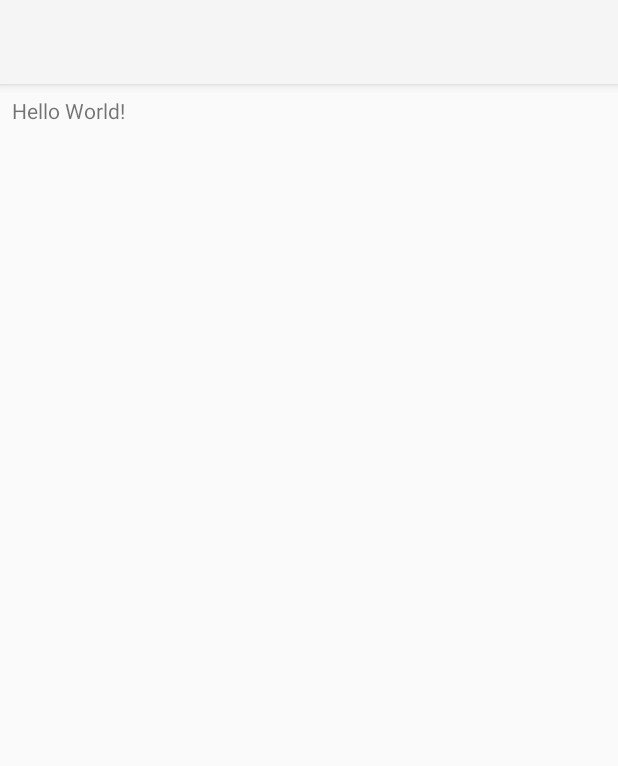
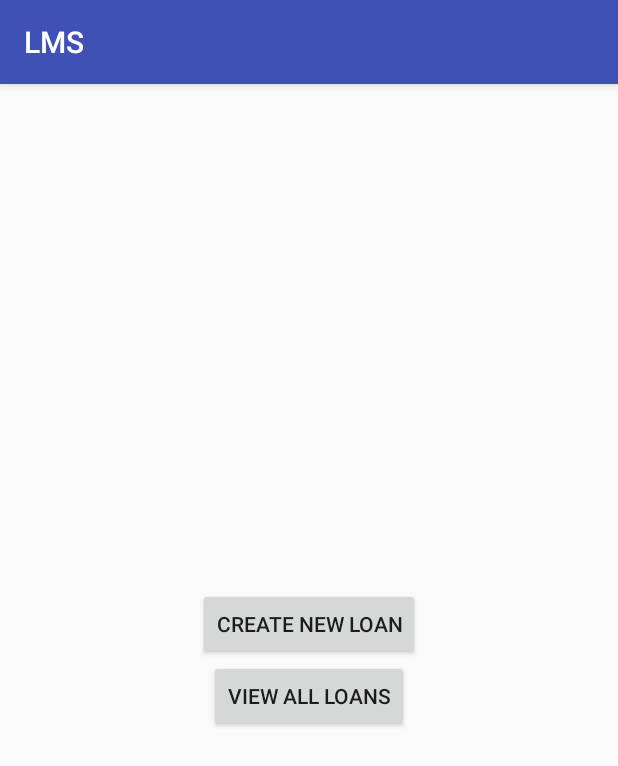
Before and after one commit to rameshzce/LMS-Android, an Android app: the screen it shows after launch (MainActivity), on a phone screen of 412 x 824 dp. Shown: the top 766 px of the screen. Run offline under Robolectric (Android 15) with nearby library versions, the phone set to English and light mode, and no system bars.

Commit message:
new pages

```diff
--- a/app/src/main/AndroidManifest.xml
+++ b/app/src/main/AndroidManifest.xml
@@ -15,6 +15,8 @@
                 <category android:name="android.intent.category.LAUNCHER" />
             </intent-filter>
         </activity>
+        <activity android:name=".CreateLoanActivity" />
+        <activity android:name=".ViewAllLoansActivity"></activity>
     </application>
 
 </manifest>
--- a/app/src/main/res/layout/activity_main.xml
+++ b/app/src/main/res/layout/activity_main.xml
@@ -1,5 +1,5 @@
 <?xml version="1.0" encoding="utf-8"?>
-<RelativeLayout xmlns:android="http://schemas.android.com/apk/res/android"
+<LinearLayout xmlns:android="http://schemas.android.com/apk/res/android"
     xmlns:tools="http://schemas.android.com/tools"
     android:layout_width="match_parent"
     android:layout_height="match_parent"
@@ -7,10 +7,21 @@
     android:paddingLeft="@dimen/activity_horizontal_margin"
     android:paddingRight="@dimen/activity_horizontal_margin"
     android:paddingTop="@dimen/activity_vertical_margin"
+    android:gravity="center"
+    android:orientation="vertical"
     tools:context="com.tokkalo.lms.MainActivity">
 
-    <TextView
+    <Button
+        android:id="@+id/create_loan"
         android:layout_width="wrap_content"
         android:layout_height="wrap_content"
-        android:text="Hello World!" />
-</RelativeLayout>
+        android:onClick="createNewLoan"
+        android:text="@string/create_loan" />
+
+    <Button
+        android:id="@+id/view_loan"
+        android:layout_width="wrap_content"
+        android:layout_height="wrap_content"
+        android:onClick="viewAllLoans"
+        android:text="@string/view_loans" />
+</LinearLayout>
--- /dev/null
+++ b/app/src/main/res/values-w820dp/dimens.xml
@@ -0,0 +1,6 @@
+<resources>
+    <!-- Example customization of dimensions originally defined in res/values/dimens.xml
+         (such as screen margins) for screens with more than 820dp of available width. This
+         would include 7" and 10" devices in landscape (~960dp and ~1280dp respectively). -->
+    <dimen name="activity_horizontal_margin">64dp</dimen>
+</resources>
--- /dev/null
+++ b/app/src/main/res/values/colors.xml
@@ -0,0 +1,6 @@
+<?xml version="1.0" encoding="utf-8"?>
+<resources>
+    <color name="colorPrimary">#3F51B5</color>
+    <color name="colorPrimaryDark">#303F9F</color>
+    <color name="colorAccent">#FF4081</color>
+</resources>
--- /dev/null
+++ b/app/src/main/res/values/dimens.xml
@@ -0,0 +1,5 @@
+<resources>
+    <!-- Default screen margins, per the Android Design guidelines. -->
+    <dimen name="activity_horizontal_margin">16dp</dimen>
+    <dimen name="activity_vertical_margin">16dp</dimen>
+</resources>
--- /dev/null
+++ b/app/src/main/res/values/strings.xml
@@ -0,0 +1,5 @@
+<resources>
+    <string name="app_name">LMS</string>
+    <string name="create_loan">Create new loan</string>
+    <string name="view_loans">View all loans</string>
+</resources>
--- /dev/null
+++ b/app/src/main/res/values/styles.xml
@@ -0,0 +1,11 @@
+<resources>
+
+    <!-- Base application theme. -->
+    <style name="AppTheme" parent="Theme.AppCompat.Light.DarkActionBar">
+        <!-- Customize your theme here. -->
+        <item name="colorPrimary">@color/colorPrimary</item>
+        <item name="colorPrimaryDark">@color/colorPrimaryDark</item>
+        <item name="colorAccent">@color/colorAccent</item>
+    </style>
+
+</resources>
```
Also changed, not shown: app/src/main/java/com/tokkalo/lms/CreateLoanActivity.java (added, +16 -0 lines), app/src/main/java/com/tokkalo/lms/MainActivity.java (+14 -1 lines), app/src/main/java/com/tokkalo/lms/ViewAllLoansActivity.java (added, +17 -0 lines), app/src/main/res/layout/activity_create_loan.xml (added, +12 -0 lines), app/src/main/res/layout/activity_view_all_loans.xml (added, +12 -0 lines), 3 other files.
